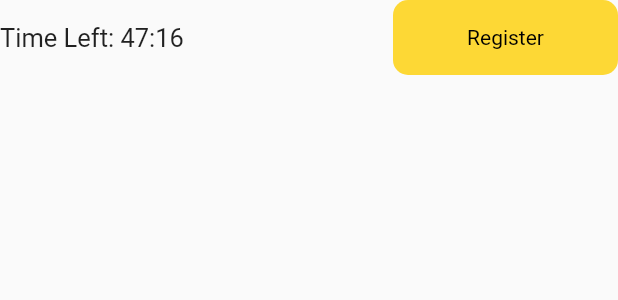
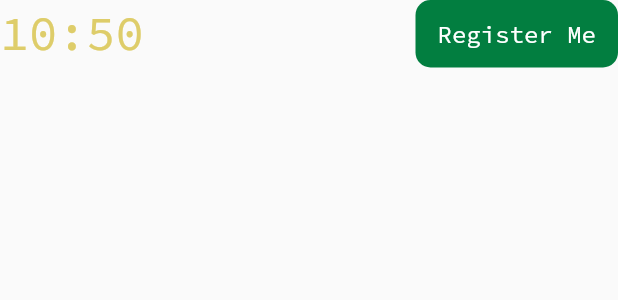
Before and after one commit to NussairHroub/Hackathon222, a Flutter app: the EventBottomBar widget shown alone on an empty page, opened directly, on a phone screen of 412 x 824 dp. Shown: the top 300 px of the screen. Run offline on Flutter 3.47's test engine with Material 2 defaults, Android fonts, the phone set to English and light mode, and no system bars; our stand-ins replace google_fonts; network calls fail.

Commit message:
customaize event page

```diff
--- a/kfupm_clubs/lib/main.dart
+++ b/kfupm_clubs/lib/main.dart
@@ -1,5 +1,4 @@
 import 'package:flutter/material.dart';
-import 'package:kfupm_clubs/screens/event_details_page/event_details_page.dart';
 import 'package:kfupm_clubs/screens/home_page/home.dart';
 
 void main() {
--- a/kfupm_clubs/lib/screens/event_details_page/widgets/event_bottom_bar.dart
+++ b/kfupm_clubs/lib/screens/event_details_page/widgets/event_bottom_bar.dart
@@ -1,4 +1,5 @@
 import 'package:flutter/material.dart';
+import 'package:kfupm_clubs/utils/constant.dart';
 
 class EventBottomBar extends StatefulWidget {
   const EventBottomBar({Key? key}) : super(key: key);
@@ -15,28 +16,25 @@ class _EventBottomBarState extends State<EventBottomBar> {
       children: [
         Row(
           //time down counter
-          children: const [
-            Text('Time Left: ', style: TextStyle(fontSize: 17)),
-            Text('47', style: TextStyle(fontSize: 17)),
-            Text(':', style: TextStyle(fontSize: 17)),
-            Text('16', style: TextStyle(fontSize: 17)),
+          children: [
+            Text('10', style: sourceCodePro32Font),
+            Text(':', style: sourceCodePro32Font),
+            Text('50', style: sourceCodePro32Font),
           ],
         ),
         InkWell(
           onTap: () {},
           child: Container(
-            width: 150,
-            height: 50,
+            width: 135,
+            height: 45,
             decoration: BoxDecoration(
-              color: Colors.yellow[600],
+              color: primaryColor,
               borderRadius: BorderRadius.circular(10),
             ),
-            child: const Center(
+            child: Center(
               child: Text(
-                'Register',
-                style: TextStyle(
-                  color: Colors.black,
-                ),
+                'Register Me',
+                style: sourceCodePro16Font,
               ),
             ),
           ),
--- a/kfupm_clubs/lib/utils/constant.dart
+++ b/kfupm_clubs/lib/utils/constant.dart
@@ -0,0 +1,48 @@
+import 'package:flutter/material.dart';
+import 'package:google_fonts/google_fonts.dart';
+// Colors Section Start//
+
+const Color blackColor = Color(0xFF333333);
+const Color darkGreyColor = Color(0xFF7C7C7C);
+const Color primaryColor = Color(0xFF027E40);
+const Color whiteColor = Color(0xFFFFFFFF);
+const Color goldColor = Color(0xFFDECD6A);
+
+// Colors Section End//
+
+// Text Styles Section Start//
+TextStyle sourceCodePro12Font = GoogleFonts.sourceCodePro(
+  fontSize: 12,
+  fontWeight: FontWeight.w600,
+  color: blackColor,
+);
+
+TextStyle sourceCodePro14DarkgreyFont = GoogleFonts.sourceCodePro(
+  fontSize: 14,
+  fontWeight: FontWeight.w600,
+  color: darkGreyColor,
+);
+
+TextStyle sourceCodePro14Font = GoogleFonts.sourceCodePro(
+  fontSize: 14,
+  fontWeight: FontWeight.w600,
+);
+
+TextStyle sourceCodePro16Font = GoogleFonts.sourceCodePro(
+  fontSize: 16,
+  fontWeight: FontWeight.w400,
+  color: whiteColor,
+);
+
+TextStyle sourceCodePro32Font = GoogleFonts.sourceCodePro(
+  fontSize: 32,
+  fontWeight: FontWeight.w400,
+  color: goldColor,
+);
+
+TextStyle sourceCodePro20Font = GoogleFonts.sourceCodePro(
+  fontSize: 20,
+  fontWeight: FontWeight.w600,
+  color: blackColor,
+);
+// Text Styles Section End//
--- a/kfupm_clubs/pubspec.yaml
+++ b/kfupm_clubs/pubspec.yaml
@@ -36,6 +36,7 @@ dependencies:
   # Use with the CupertinoIcons class for iOS style icons.
   cupertino_icons: ^1.0.2
   riverpod: ^2.2.0
+  google_fonts: ^4.0.3
 
 dev_dependencies:
   flutter_test:
```
Also changed, not shown: kfupm_clubs/lib/screens/event_details_page/event_details_page.dart (+12 -16 lines), kfupm_clubs/lib/screens/event_details_page/event_info.dart (+26 -35 lines), kfupm_clubs/lib/screens/event_details_page/widgets/details.dart (+4 -7 lines), kfupm_clubs/lib/screens/event_details_page/widgets/event_toggle_bar.dart (+22 -13 lines), kfupm_clubs/pubspec.lock, 1 other file.
